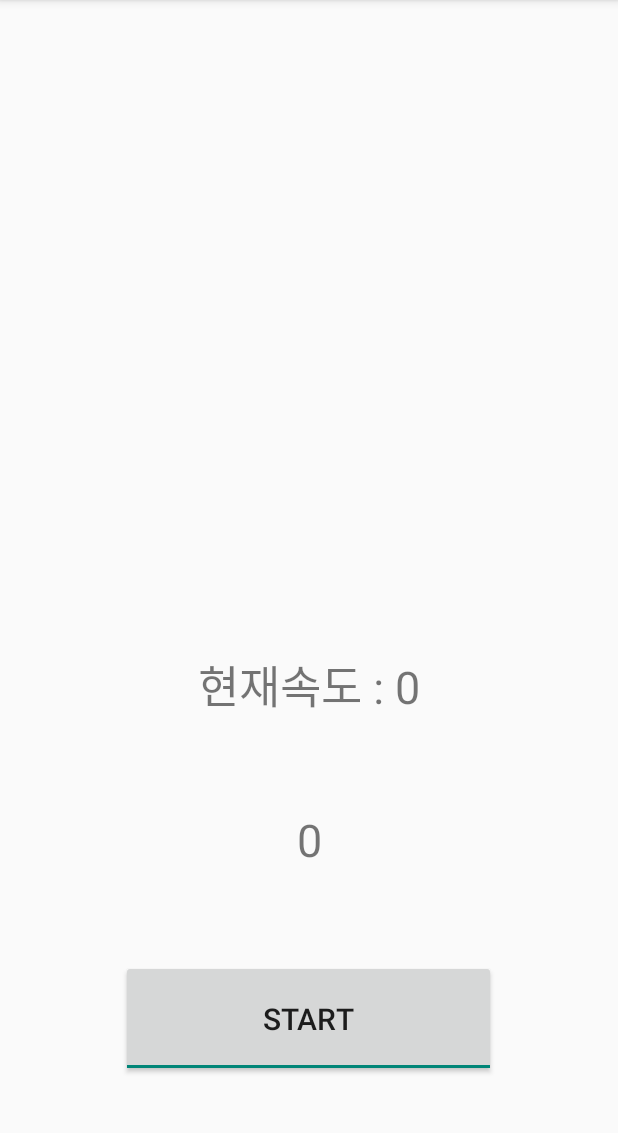
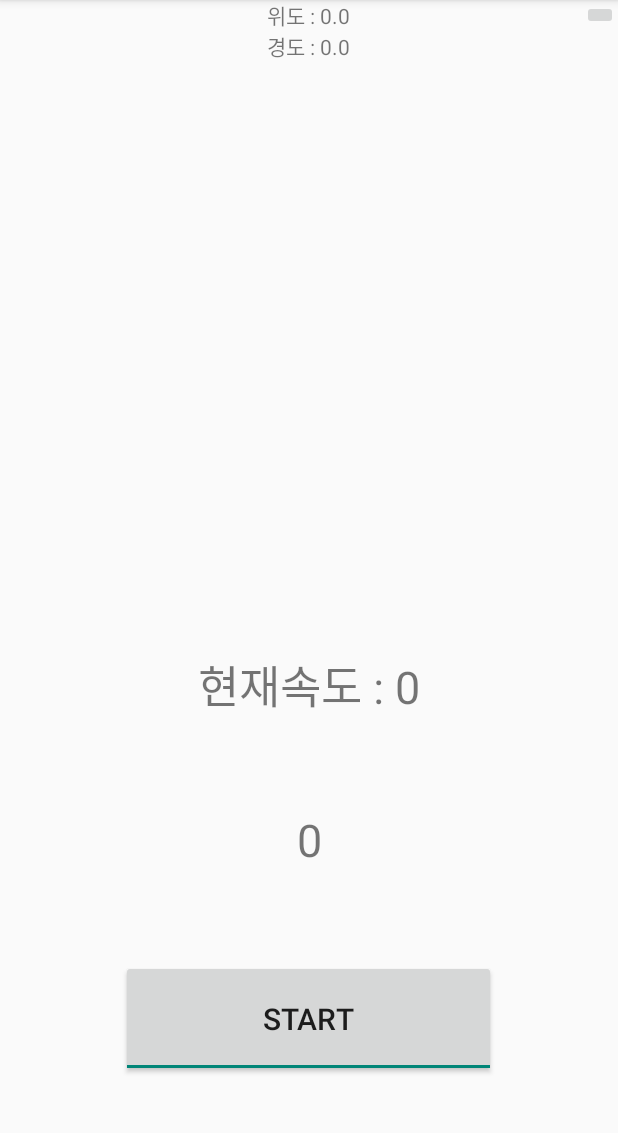
Before and after one commit to Benjamin0326/appology, an Android app: the screen it shows after launch (MainActivity), after a tap on "STOP", on a phone screen of 412 x 824 dp, the part 84-1217 px from its top. Run offline under Robolectric (Android 15) with nearby library versions, the phone set to English and light mode, and no system bars.

Commit message:
1. GPS 이동 속도 표시되지 않는 문제점 수정 2. 여러가지 각종 상황들에서 어플 다운되는 버그 수정 3. 코드 최적화

```diff
--- a/app/src/main/java/com/appology/mannercash/mannercash/GpsManager.java
+++ b/app/src/main/java/com/appology/mannercash/mannercash/GpsManager.java
@@ -9,17 +9,32 @@ import android.os.Bundle;
  */
 public class GpsManager implements LocationListener {
 
-    int mySpeed;
+    int mSpeed;
+    double latitude;
+    double longitude;
 
-    public GpsManager(int mySpeed) {
-        this.mySpeed = mySpeed;
+    public GpsManager() {
     }
 
     @Override
     public void onLocationChanged(Location location) {
         if (location != null) {
-            mySpeed = (int) location.getSpeed();
+            mSpeed = (int) location.getSpeed();
+            latitude = location.getLatitude();
+            longitude = location.getLongitude();
         }
+    }
+
+    public int getMSpeed() {
+        return mSpeed;
+    }
+
+    public double getLatitude() {
+        return latitude;
+    }
+
+    public double getLongitude() {
+        return longitude;
     }
 
     @Override
--- a/app/src/main/java/com/appology/mannercash/mannercash/MainFunctionTask.java
+++ b/app/src/main/java/com/appology/mannercash/mannercash/MainFunctionTask.java
@@ -1,7 +1,6 @@
 package com.appology.mannercash.mannercash;
 
 import android.content.Context;
-import android.location.LocationListener;
 import android.location.LocationManager;
 import android.os.AsyncTask;
 import android.widget.TextView;
@@ -18,35 +17,34 @@ public class MainFunctionTask extends AsyncTask<Void, Integer, Void> {
 
     TextView textView;   // 네트워킹 테스트
     TextView textView2;   // 속도 테스트
-    int value;   // 네트워킹 테스트
-    int count;   // 네트워킹 테스트
-    int mSpeed;   // 속도 테스트
+    TextView textView3;   // 속도 테스트
+    Integer requestCount;   // 네트워킹 테스트
     public String Url = "http://m.naver.com";   // 네트워킹 테스트
 
     LocationManager locationManager;   // 속도 테스트
-    LocationListener locationListener;   // 속도 테스트
+    GpsManager locationListener;   // 속도 테스트
 
 
-    public MainFunctionTask(Context mContext, TextView textView, TextView textView2) {
+    public MainFunctionTask(Context mContext, LocationManager locationManager,
+                            TextView textView, TextView textView2, TextView textView3) {
         this.mContext = mContext;
+        this.locationManager = locationManager;
         this.textView = textView;
         this.textView2 = textView2;
-
-        value = 0;   // 네트워킹 테스트
-        count = 0;   // 네트워킹 테스트
-        mSpeed = 0;   // 속도 테스트
+        this.textView3 = textView3;
+        requestCount = new Integer(0);   // 네트워킹 테스트
     }
 
     @Override
     protected Void doInBackground(Void... params) {
         while (isCancelled() == false) {
 
-            value = request(Url);   // 네트워킹 테스트
+            request(Url);   // 네트워킹 테스트
 
-            publishProgress(value, mSpeed);
+            publishProgress();
 
             try {
-                Thread.sleep(200);   // 네트워킹 테스트
+                Thread.sleep(3000);   // 네트워킹 테스트
             } catch (Exception ex) {
                 ex.printStackTrace();
             }
@@ -55,7 +53,7 @@ public class MainFunctionTask extends AsyncTask<Void, Integer, Void> {
         return null;
     }
 
-    private int request(String urlStr) {   // 네트워킹 테스트
+    private void request(String urlStr) {   // 네트워킹 테스트
         try {
             URL url = new URL(urlStr);
             HttpURLConnection conn = (HttpURLConnection)url.openConnection();
@@ -67,7 +65,7 @@ public class MainFunctionTask extends AsyncTask<Void, Integer, Void> {
                 int resCode = conn.getResponseCode();
                 if (resCode == HttpURLConnection.HTTP_OK) {
 
-                    count++;   // 네트워킹 테스트
+                    requestCount++;   // 네트워킹 테스트
 
                     conn.disconnect();
                 }
@@ -75,25 +73,26 @@ public class MainFunctionTask extends AsyncTask<Void, Integer, Void> {
         } catch(Exception ex) {
             ex.printStackTrace();
         }
-
-        return count;
     }
 
-    private void gpsSpeedRequest() {
-        locationManager = (LocationManager) mContext.getSystemService(Context.LOCATION_SERVICE);   // 속도 테스트
-        locationListener = new GpsManager(mSpeed);   // 속도 테스트
+    private void gpsConfiguration() {
+        locationListener = new GpsManager();   // 속도 테스트
         locationManager.requestLocationUpdates(LocationManager.GPS_PROVIDER, 0, 0, locationListener);   // 속도 테스트
     }
 
     @Override
     protected void onProgressUpdate(Integer... values) {
-        textView.setText(values[0].toString());   // 네트워킹 테스트
-        textView2.setText("현재속도 : " + values[1].toString());   // 속도 테스트
+        textView.setText(requestCount.toString());   // 네트워킹 테스트
+        textView2.setText("현재속도 : " + locationListener.getMSpeed());   // 속도 테스트
+        textView3.setText("위도 : " + locationListener.getLatitude() + "\n" + "경도 : " + locationListener.getLongitude());
+/*        Toast.makeText(mContext.getApplicationContext(), "속도:" + locationListener.getMSpeed() +
+                                                        "\n위도:" + locationListener.getLatitude() +
+                                                        "\n경도:" + locationListener.getLongitude(), Toast.LENGTH_SHORT).show();*/
     }
 
     @Override
     protected void onPreExecute() {
-        gpsSpeedRequest();   // 속도 테스트
+        gpsConfiguration();   // 속도 테스트
     }
 
     @Override
@@ -102,5 +101,6 @@ public class MainFunctionTask extends AsyncTask<Void, Integer, Void> {
 
     @Override
     protected void onCancelled() {
+        locationManager.removeUpdates(locationListener);
     }
 }
--- a/app/src/main/res/layout/activity_main.xml
+++ b/app/src/main/res/layout/activity_main.xml
@@ -11,6 +11,23 @@
         xmlns:android="http://schemas.android.com/apk/res/android"
         android:layout_width="match_parent"
         android:layout_height="match_parent" >
+
+        <TextView
+            android:layout_width="wrap_content"
+            android:layout_height="wrap_content"
+            android:text="위도 : \n경도 : "
+            android:id="@+id/textView3"
+            android:layout_alignParentTop="true"
+            android:layout_centerHorizontal="true" />
+
+        <ImageButton
+            android:layout_width="wrap_content"
+            android:layout_height="wrap_content"
+            android:id="@+id/imageButton"
+            android:adjustViewBounds="true"
+            android:scaleType="fitXY"
+            android:layout_alignParentRight="true"
+            android:layout_alignParentEnd="true" />
 
         <TextView
             android:layout_width="match_parent"
```
Also changed, not shown: app/src/main/java/com/appology/mannercash/mannercash/MainActivity.java (+61 -2 lines), 35 other files.
